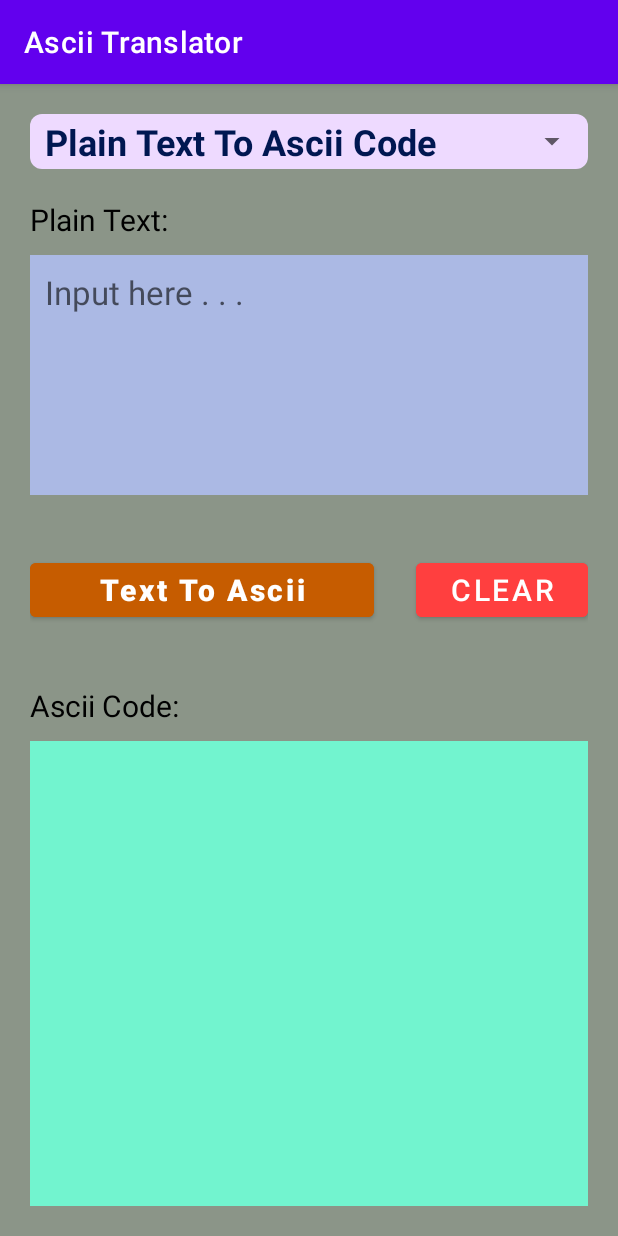
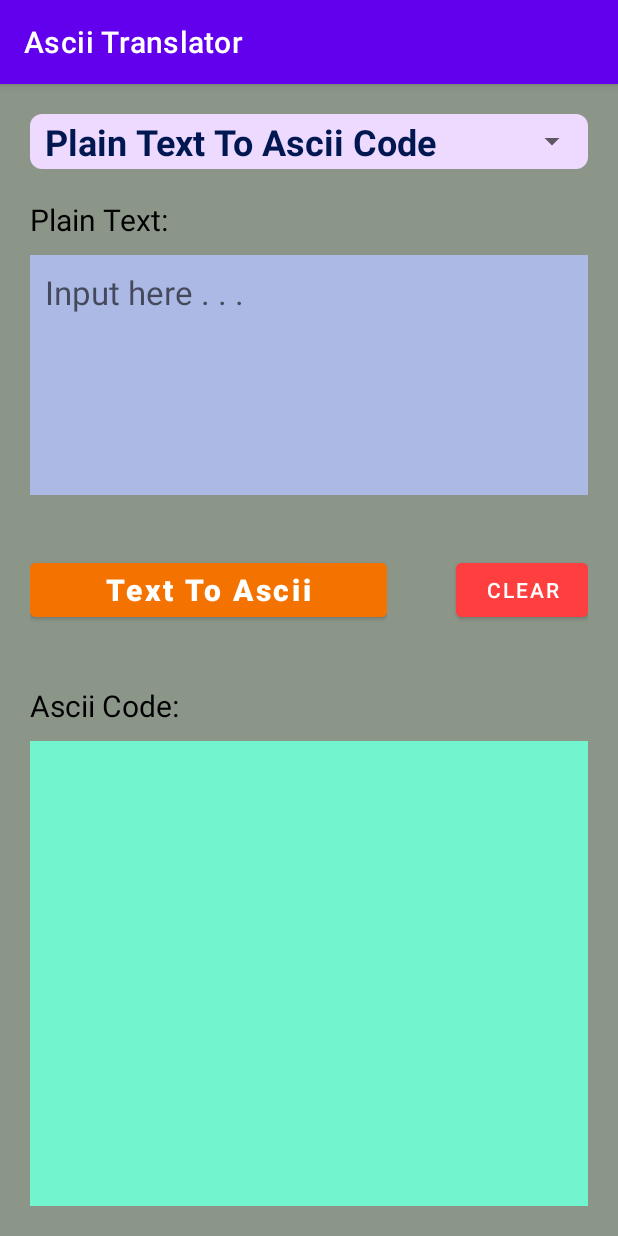
Before and after one commit to mithun1st/Number-System-apk, an Android app: the Ascii screen opened directly, with no data from a screen before it, on a phone screen of 412 x 824 dp. Run offline under Robolectric (Android 15) with nearby library versions, the phone set to English and light mode, and no system bars.

Commit message:
minor bug fix

```diff
--- a/app/src/main/res/layout/activity_ascii.xml
+++ b/app/src/main/res/layout/activity_ascii.xml
@@ -19,7 +19,7 @@
             android:layout_height="wrap_content">
                 <Spinner
                     android:id="@+id/asciiSp"
-                    android:popupBackground="#CDC8CF"
+                    android:popupBackground="#8AFF7F"
                     android:layout_width="match_parent"
                     android:layout_height="wrap_content"/>
         </LinearLayout>
@@ -72,26 +72,37 @@
                     android:layout_height="0dp"
                     android:weightSum="3">
 
+                        <LinearLayout
+                            android:layout_width="0dp"
+                            android:layout_weight="2"
+                            android:paddingRight="10dp"
+                            android:layout_height="wrap_content">
                                 <Button
                                     android:id="@+id/asciiTranslate"
                                     android:textStyle="bold"
-                            android:backgroundTint="#C65C00"
-                            android:layout_weight="2"
-                            android:layout_width="0dp"
+                                    android:backgroundTint="#F47300"
+                                    android:layout_width="match_parent"
                                     android:layout_height="wrap_content"
                                     android:textAllCaps="false"
-                            android:layout_marginRight="28dp"
                                     android:text="Text To Ascii"
                                     android:textSize="20dp"/>
 
+                        </LinearLayout>
+
+                        <RelativeLayout
+                            android:layout_width="0dp"
+                            android:layout_weight="1"
+                            android:layout_height="wrap_content">
+
                                 <Button
                                     android:id="@+id/asciiClear"
+                                    android:layout_alignParentRight="true"
                                     android:backgroundTint="#FF3F3F"
-                            android:layout_width="0dp"
-                            android:layout_weight="1"
+                                    android:layout_width="wrap_content"
                                     android:layout_height="wrap_content"
-                            android:text="Clear"
-                            android:textSize="20dp"/>
+                                    android:text="Clear"/>
+
+                        </RelativeLayout>
                 </LinearLayout>
 
 
```
Also changed, not shown: 2 other files. Lines whose indentation alone changed are shown as unchanged.
